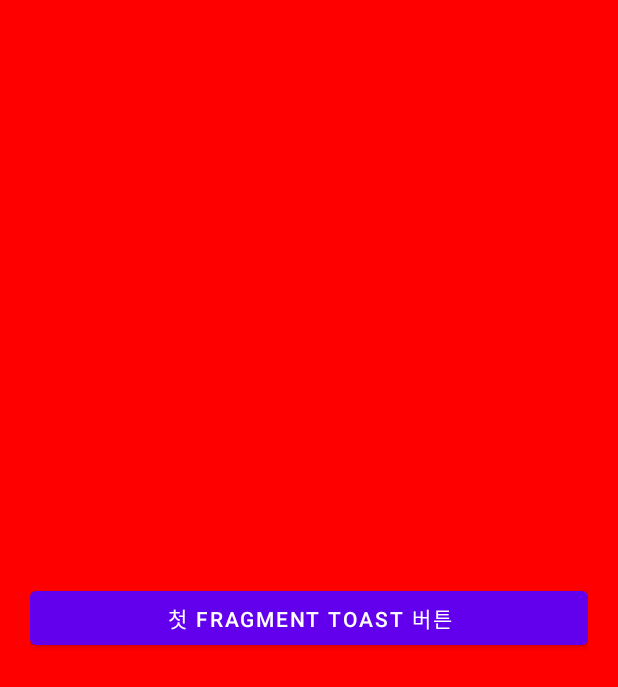
After one commit to BradlyKim/Fragment_20211204, an Android app: the layout fragment_first.xml on its own in the app's theme, with its tools: preview values and no code run, on a phone screen of 412 x 824 dp. The commit adds this screen. Shown: the top 687 px of the screen. Run offline under Robolectric (Android 15) with nearby library versions, the phone set to English and light mode, and no system bars.

Commit message:
첫 Fragment 에서 사용할 xml로 layout 구성

```diff
--- a/app/src/main/java/com/nepplus/fragment_20211204/MainActivity.kt
+++ b/app/src/main/java/com/nepplus/fragment_20211204/MainActivity.kt
@@ -9,5 +9,6 @@ class MainActivity : AppCompatActivity() {
         setContentView(R.layout.activity_main)
     }
 
+    fun setup
 
 }
--- /dev/null
+++ b/app/src/main/res/layout/fragment_first.xml
@@ -0,0 +1,16 @@
+<?xml version="1.0" encoding="utf-8"?>
+<LinearLayout xmlns:android="http://schemas.android.com/apk/res/android"
+    android:layout_width="match_parent"
+    android:orientation="vertical"
+    android:gravity="center"
+    android:padding="20dp"
+    android:background="#FF0000"
+    android:layout_height="match_parent">
+
+    <Button
+        android:id="@+id/btnToast"
+        android:layout_width="match_parent"
+        android:layout_height="wrap_content"
+        android:text="첫 Fragment Toast 버튼"/>
+
+</LinearLayout>
```
